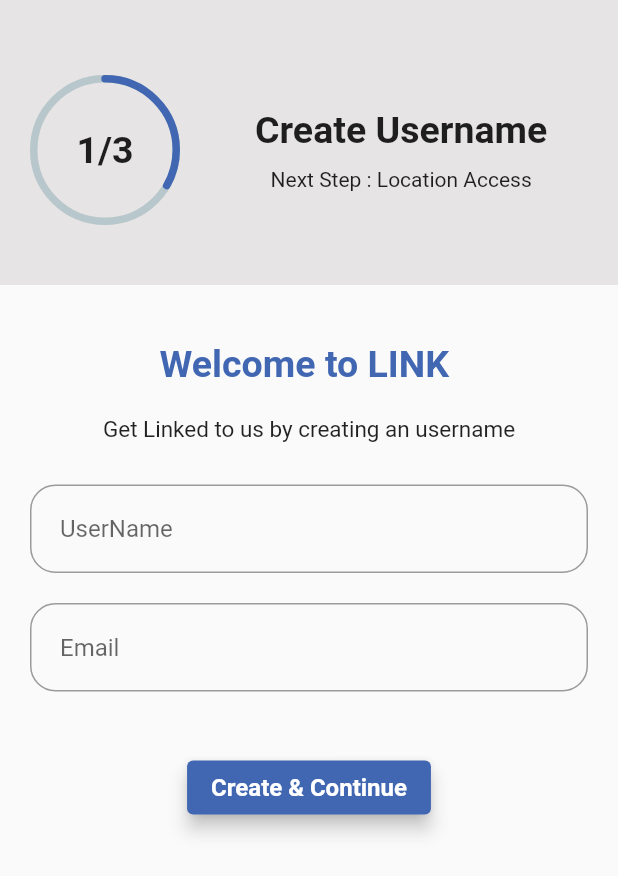
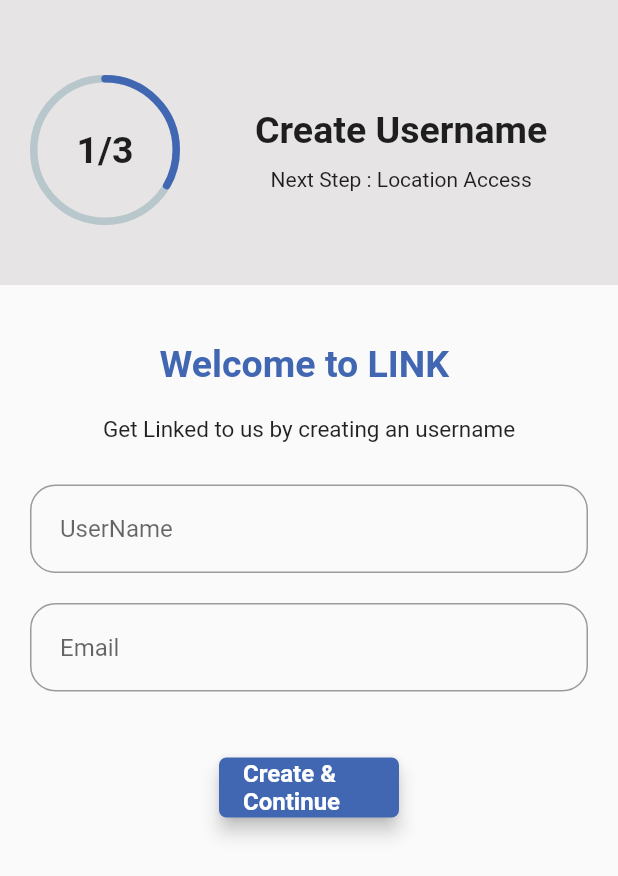
Before and after one commit to aditya-taparia/googleSolutionChallenge, a Flutter app: the screen it shows once a user with an empty profile is signed in, on a phone screen of 412 x 824 dp. Shown: the top 876 px of the screen. Run offline on Flutter 3.47's test engine with Material 2 defaults, Android fonts, the phone set to English and light mode, and no system bars; drawn by our look-alikes of percent_indicator; our stand-ins replace cloud_firestore, firebase_auth, firebase_core, google_fonts, google_sign_in, lottie and 3 more; missing offline and left inert: particles_flutter, side_header_list_view; accounts and stored records are empty.

Commit message:
Added theme

```diff
--- a/lib/main.dart
+++ b/lib/main.dart
@@ -38,6 +38,8 @@ class MyApp extends StatelessWidget {
     ThemeData _theme = ThemeData(
       fontFamily: GoogleFonts.varelaRound().fontFamily,
       backgroundColor: Colors.blueGrey[50],
+
+      // App bar theme
       appBarTheme: AppBarTheme(
         titleTextStyle: TextStyle(
           fontFamily: GoogleFonts.varelaRound().fontFamily,
@@ -47,6 +49,100 @@ class MyApp extends StatelessWidget {
         ),
         centerTitle: true,
         backgroundColor: const Color.fromRGBO(66, 103, 178, 1),
+      ),
+
+      // Drawer theme
+      drawerTheme: const DrawerThemeData(
+        backgroundColor: Color.fromRGBO(241, 245, 251, 1),
+      ),
+
+      // Navigation bar theme
+      navigationBarTheme: NavigationBarThemeData(
+        indicatorColor: const Color.fromRGBO(66, 103, 178, 1),
+        labelTextStyle: MaterialStateProperty.all(
+          TextStyle(
+            fontSize: 14,
+            fontFamily: GoogleFonts.varelaRound().fontFamily,
+            fontWeight: FontWeight.w700,
+            color: const Color.fromRGBO(66, 103, 178, 1),
+          ),
+        ),
+        labelBehavior: NavigationDestinationLabelBehavior.onlyShowSelected,
+        backgroundColor: const Color.fromRGBO(241, 245, 251, 1),
+        height: 65,
+      ),
+
+      // Textbutton style
+      textButtonTheme: TextButtonThemeData(
+        style: TextButton.styleFrom(
+          primary: const Color.fromRGBO(66, 103, 178, 1),
+          onSurface: const Color.fromRGBO(241, 245, 251, 1),
+          textStyle: const TextStyle(
+            fontSize: 18,
+            fontWeight: FontWeight.w600,
+          ),
+          elevation: 0,
+          fixedSize: const Size(120, 40),
+          shape: RoundedRectangleBorder(
+            borderRadius: BorderRadius.circular(5),
+          ),
+        ),
+      ),
+
+      // Elevatedbutton style
+      elevatedButtonTheme: ElevatedButtonThemeData(
+        style: ElevatedButton.styleFrom(
+          primary: const Color.fromRGBO(66, 103, 178, 1),
+          onSurface: const Color.fromRGBO(241, 245, 251, 1),
+          textStyle: const TextStyle(
+            fontSize: 18,
+            fontWeight: FontWeight.w600,
+          ),
+          elevation: 0,
+          fixedSize: const Size(120, 40),
+          shape: RoundedRectangleBorder(
+            borderRadius: BorderRadius.circular(5),
+          ),
+        ),
+      ),
+
+      // Outlinebutton style
+      outlinedButtonTheme: OutlinedButtonThemeData(
+        style: OutlinedButton.styleFrom(
+          primary: const Color.fromRGBO(66, 103, 178, 1),
+          onSurface: const Color.fromRGBO(241, 245, 251, 1),
+          textStyle: const TextStyle(
+            fontSize: 18,
+            fontWeight: FontWeight.w600,
+          ),
+          elevation: 0,
+          fixedSize: const Size(120, 40),
+          shape: RoundedRectangleBorder(
+            borderRadius: BorderRadius.circular(5),
+          ),
+        ),
+      ),
+
+      // Dialog Box Theme
+      dialogTheme: DialogTheme(
+        alignment: Alignment.center,
+        backgroundColor: const Color.fromARGB(255, 255, 255, 255),
+        elevation: 1.0,
+        shape: RoundedRectangleBorder(
+          borderRadius: BorderRadius.circular(5),
+        ),
+        contentTextStyle: TextStyle(
+          fontFamily: GoogleFonts.varelaRound().fontFamily,
+          fontSize: 18,
+          fontWeight: FontWeight.w400,
+          color: const Color.fromRGBO(66, 103, 178, 1),
+        ),
+        titleTextStyle: TextStyle(
+          fontFamily: GoogleFonts.varelaRound().fontFamily,
+          fontSize: 20,
+          fontWeight: FontWeight.w600,
+          color: const Color.fromRGBO(66, 103, 178, 1),
+        ),
       ),
     );
 
```
